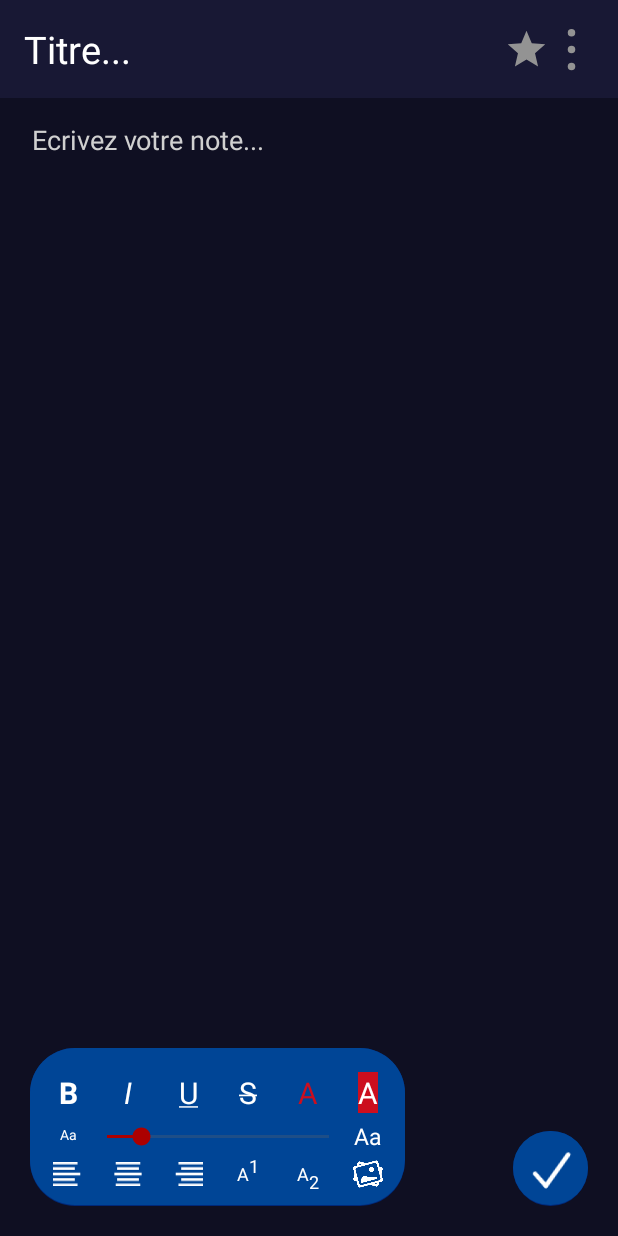
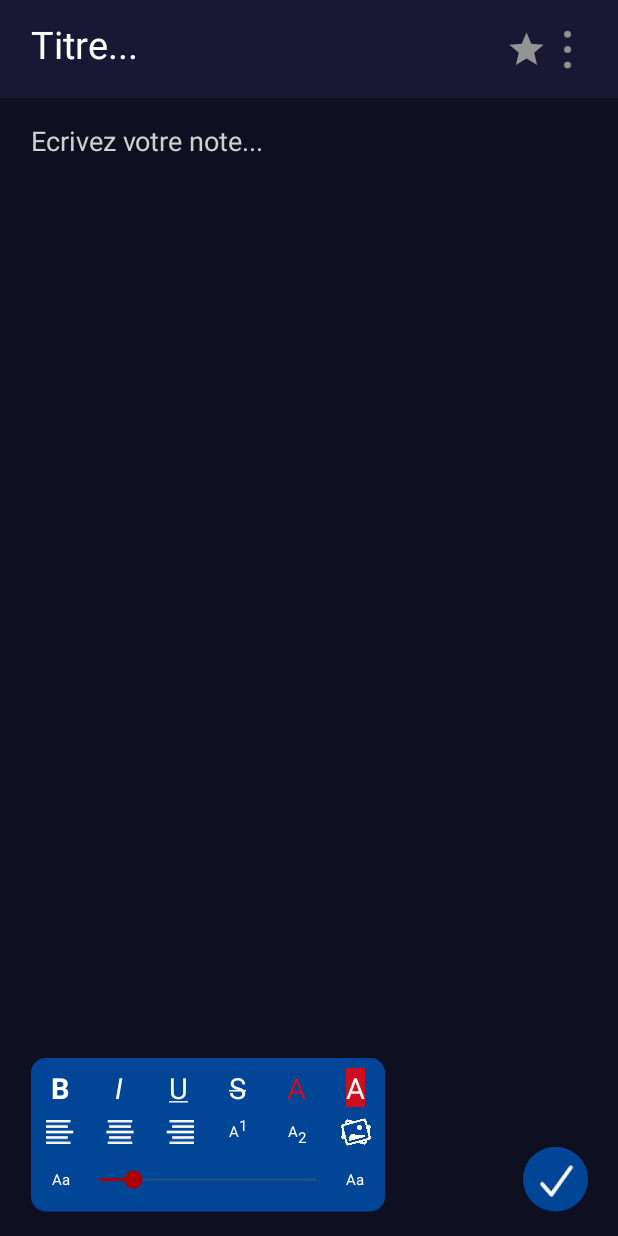
Before and after one commit to NewGlace/Notes-for-Dummies, an Android app: the screen it shows after launch (NoteActivity), after a tap on an icon or button, on a phone screen of 412 x 824 dp. Run offline under Robolectric (Android 15) with nearby library versions, the phone set to English and light mode, and no system bars; libraries missing offline, so code that uses them is left out: androidmads.library.qrgenearator, androidx.camera.core, androidx.camera.lifecycle, androidx.camera.view; plain views replace PreviewView; 4 statements that could not run were skipped.

Commit message:
feat: add auto size

```diff
--- a/app/src/main/java/fr/newglace/notedesnazes/Activity/NoteActivity.java
+++ b/app/src/main/java/fr/newglace/notedesnazes/Activity/NoteActivity.java
@@ -7,12 +7,10 @@ import android.content.Intent;
 import android.content.pm.PackageManager;
 import android.graphics.Bitmap;
 import android.graphics.Color;
-import android.graphics.Matrix;
 import android.graphics.Point;
-import android.graphics.PorterDuff;
+import android.graphics.Rect;
 import android.graphics.Typeface;
 import android.graphics.drawable.ColorDrawable;
-import android.graphics.drawable.Drawable;
 import android.net.Uri;
 import android.os.Build;
 import android.os.Bundle;
@@ -29,20 +27,22 @@ import android.text.style.ForegroundColorSpan;
 import android.text.style.StrikethroughSpan;
 import android.text.style.StyleSpan;
 import android.text.style.UnderlineSpan;
-import android.util.Log;
+import android.util.DisplayMetrics;
 import android.util.Size;
+import android.util.TypedValue;
 import android.view.Display;
 import android.view.View;
+import android.view.ViewGroup;
 import android.view.WindowManager;
 import android.widget.EditText;
 import android.widget.ImageView;
 import android.widget.SeekBar;
+import android.widget.Space;
 import android.widget.TextView;
 import android.widget.Toast;
 import androidx.annotation.NonNull;
 import androidx.annotation.RequiresApi;
 import androidx.appcompat.app.AppCompatActivity;
-import androidx.camera.core.Camera;
 import androidx.camera.core.CameraSelector;
 import androidx.camera.core.ImageAnalysis;
 import androidx.camera.core.Preview;
@@ -50,8 +50,6 @@ import androidx.camera.lifecycle.ProcessCameraProvider;
 import androidx.camera.view.PreviewView;
 import androidx.core.app.ActivityCompat;
 import androidx.core.content.ContextCompat;
-import androidx.lifecycle.LifecycleOwner;
-
 import com.google.common.util.concurrent.ListenableFuture;
 import com.google.zxing.BinaryBitmap;
 import com.google.zxing.ChecksumException;
@@ -63,12 +61,10 @@ import com.google.zxing.Result;
 import com.google.zxing.WriterException;
 import com.google.zxing.common.HybridBinarizer;
 import com.google.zxing.multi.qrcode.QRCodeMultiReader;
-
 import java.io.IOException;
 import java.util.Arrays;
 import java.util.Objects;
 import java.util.concurrent.ExecutionException;
-
 import androidmads.library.qrgenearator.QRGContents;
 import androidmads.library.qrgenearator.QRGEncoder;
 import fr.newglace.notedesnazes.Database.MyDatabaseHelper;
@@ -92,6 +88,11 @@ public class NoteActivity extends AppCompatActivity {
     private String qrCode;
     private ImageAnalysis imageAnalysis;
     private Activity activity;
+    private TextView button,bold,italic,color,backgroundColor,underline,strike,super1,sub2, textView2, iconButton, blockMarkDown, textView5, textView6;
+    private ImageView star,option,addImage,normal,center,opposite;
+    private Space space, space4, space5, space3;
+    private SeekBar seekBar;
+    private int descHeight, phoneHeight, descWidth;
 
     public InputFilter filter = (charSequence, i, i1, spanned, i2, i3) -> {
         String blockCharSet = "\n";
@@ -116,24 +117,34 @@ public class NoteActivity extends AppCompatActivity {
     protected void onCreate(Bundle savedInstanceState) {
         super.onCreate(savedInstanceState);
         setContentView(R.layout.activity_note);
-        TextView button = findViewById(R.id.add_notes);
-        TextView bold = findViewById(R.id.bold);
-        TextView italic = findViewById(R.id.italic);
-        TextView color = findViewById(R.id.color);
-        TextView backgroundColor = findViewById(R.id.bg_color);
-        TextView underline = findViewById(R.id.underline);
-        TextView strike = findViewById(R.id.strike);
-        TextView super1 = findViewById(R.id.super1);
-        TextView sub2 = findViewById(R.id.sub2);
-        ImageView star = findViewById(R.id.star);
-        ImageView option = findViewById(R.id.options);
-        ImageView addImage = findViewById(R.id.add_image);
-        ImageView normal = findViewById(R.id.normal);
-        ImageView center = findViewById(R.id.center);
-        ImageView opposite = findViewById(R.id.opposite);
-
+        button = findViewById(R.id.add_notes);
+        bold = findViewById(R.id.bold);
+        italic = findViewById(R.id.italic);
+        color = findViewById(R.id.color);
+        backgroundColor = findViewById(R.id.bg_color);
+        underline = findViewById(R.id.underline);
+        strike = findViewById(R.id.strike);
+        super1 = findViewById(R.id.super1);
+        sub2 = findViewById(R.id.sub2);
+        star = findViewById(R.id.star);
+        option = findViewById(R.id.options);
+        addImage = findViewById(R.id.add_image);
+        normal = findViewById(R.id.normal);
+        center = findViewById(R.id.center);
+        opposite = findViewById(R.id.opposite);
+        textView2 = findViewById(R.id.textView2);
+        space = findViewById(R.id.space);
+        space4 = findViewById(R.id.space4);
+        space5 = findViewById(R.id.space5);
+        space3 = findViewById(R.id.space3);
         previewView = findViewById(R.id.activity_main_previewView);
         cameraProviderFuture = ProcessCameraProvider.getInstance(this);
+        iconButton = findViewById(R.id.icon_button);
+        blockMarkDown = findViewById(R.id.para);
+        textView5 = findViewById(R.id.textView5);
+        textView6 = findViewById(R.id.textView6);
+        seekBar = findViewById(R.id.size);
+
         this.title = findViewById(R.id.note_title);
         this.desc = findViewById(R.id.note_desc);
         this.activity = this;
@@ -160,7 +171,6 @@ public class NoteActivity extends AppCompatActivity {
         spannableString.setSpan(new SubscriptSpan(), 1, 2, Spannable.SPAN_EXCLUSIVE_EXCLUSIVE);
         sub2.setText(spannableString);
 
-        SeekBar seekBar = findViewById(R.id.size);
         String password = "";
         final boolean[] favorite = {false};
         int folderPosition = 0;
@@ -171,6 +181,8 @@ public class NoteActivity extends AppCompatActivity {
 
         id = bundle.getInt("id");
         String folder = bundle.getString("folder");
+
+        reSize();
 
         if (id != -1) {
             this.title.setText(db.getNote(id).getNoteTitle());
@@ -346,6 +358,19 @@ public class NoteActivity extends AppCompatActivity {
 
             }
         });
+        desc.getViewTreeObserver().addOnGlobalLayoutListener(() -> {
+            Rect r = new Rect();
+            desc.getWindowVisibleDisplayFrame(r);
+            int visible = r.bottom - r.top;
+
+            if (phoneHeight == visible) {
+                reSize2(desc, descWidth, descHeight);
+                reSize2(previewView, descWidth, descHeight);
+            } else {
+                reSize2(desc, descWidth, descHeight-(phoneHeight-visible));
+                reSize2(previewView, descWidth, descHeight-(phoneHeight-visible));
+            }
+        });
     }
     @RequiresApi(api = Build.VERSION_CODES.O)
     private void editSpan2(String type, String... option) {
@@ -436,12 +461,17 @@ public class NoteActivity extends AppCompatActivity {
             if (startLine == -1) startLine = 0;
         }
         Spannable span = desc.getText();
-        if (type.equals("normal"))
+        switch (type) {
+            case "normal":
                 span.setSpan(new AlignmentSpan.Standard(Layout.Alignment.ALIGN_NORMAL), startLine, endLine, Spanned.SPAN_EXCLUSIVE_EXCLUSIVE);
-        else if (type.equals("center"))
+                break;
+            case "center":
                 span.setSpan(new AlignmentSpan.Standard(Layout.Alignment.ALIGN_CENTER), startLine, endLine, Spanned.SPAN_EXCLUSIVE_EXCLUSIVE);
-        else if (type.equals("opposite"))
+                break;
+            case "opposite":
                 span.setSpan(new AlignmentSpan.Standard(Layout.Alignment.ALIGN_OPPOSITE), startLine, endLine, Spanned.SPAN_EXCLUSIVE_EXCLUSIVE);
+                break;
+        }
 
         desc.setText(span);
         desc.setSelection(startSelect, endSelect);
@@ -580,11 +610,7 @@ public class NoteActivity extends AppCompatActivity {
         if (ActivityCompat.checkSelfPermission(this, Manifest.permission.CAMERA) == PackageManager.PERMISSION_GRANTED) {
             startCamera();
         } else {
-            if (ActivityCompat.shouldShowRequestPermissionRationale(this, Manifest.permission.CAMERA)) {
             ActivityCompat.requestPermissions(this, new String[]{Manifest.permission.CAMERA}, PERMISSION_REQUEST_CAMERA);
-            } else {
-                ActivityCompat.requestPermissions(this, new String[]{Manifest.permission.CAMERA}, PERMISSION_REQUEST_CAMERA);
-            }
         }
     }
 
@@ -613,24 +639,27 @@ public class NoteActivity extends AppCompatActivity {
         }, ContextCompat.getMainExecutor(context));
     }
 
+    Preview preview = null;
+    CameraSelector cameraSelector;
     @RequiresApi(api = Build.VERSION_CODES.LOLLIPOP)
     private void bindCameraPreview(@NonNull ProcessCameraProvider cameraProvider) {
         previewView.setImplementationMode(PreviewView.ImplementationMode.PERFORMANCE);
-        Preview preview = new Preview.Builder()
+
+        if (preview == null) {
+            preview = new Preview.Builder()
                     .build();
 
-        CameraSelector cameraSelector = new CameraSelector.Builder()
+            cameraSelector = new CameraSelector.Builder()
                     .requireLensFacing(CameraSelector.LENS_FACING_BACK)
                     .build();
 
             preview.setSurfaceProvider(previewView.getSurfaceProvider());
 
-        imageAnalysis =
-                new ImageAnalysis.Builder()
+            imageAnalysis = new ImageAnalysis.Builder()
                     .setTargetResolution(new Size(1280, 720))
                     .setBackpressureStrategy(ImageAnalysis.STRATEGY_KEEP_ONLY_LATEST)
                     .build();
-
+        }
 
         imageAnalysis.setAnalyzer(ContextCompat.getMainExecutor(context), new QRCodeImageAnalyzer(new QRCodeFoundListener() {
             @Override
@@ -652,8 +681,8 @@ public class NoteActivity extends AppCompatActivity {
 
             }
         }));
+        cameraProvider.bindToLifecycle(this, cameraSelector, imageAnalysis, preview);
 
-        cameraProvider.bindToLifecycle(this, cameraSelector, imageAnalysis, preview);
     }
     void imageChooser() {
         Intent i = new Intent();
@@ -751,4 +780,71 @@ public class NoteActivity extends AppCompatActivity {
 
         desc.setText(span);
     }
+
+    private void reSize() {
+        final DisplayMetrics metrics = new DisplayMetrics();
+        activity.getWindowManager().getDefaultDisplay().getMetrics(metrics);
+
+        int phoneWidth = metrics.widthPixels;
+        phoneHeight = metrics.heightPixels;
+
+        int textView2Height = (int) (phoneHeight/12d);
+        int titleSize = (int) (textView2Height/2.5d);
+        int titleWidth = phoneWidth - (titleSize * 2) - (int) (phoneWidth/10d);
+
+        textView2.setHeight(textView2Height);
+
+        reSize2(star, titleSize, titleSize);
+        reSize2(option, titleSize, titleSize);
+        reSize2(title, titleWidth, titleSize, true);
+        reSize2(space, phoneWidth - (int) (phoneWidth*0.1), 0);
+        reSize2(space5, (int) (phoneHeight*0.02), (int) (phoneHeight*0.02));
+        reSize2(space3, (int) (phoneHeight*0.02), (int) (phoneHeight*0.02));
+        reSize2(space4, 0, (int) (phoneHeight*0.02));
+
+        int buttonWidth = (int) ((phoneWidth/19d) * 2d);
+        int buttonHeight = (int) (phoneHeight/16d);
+        int iconButtonSize = Math.min(buttonWidth, buttonHeight) - (int) (Math.min(buttonWidth, buttonHeight) * 0.40d);
+
+        reSize2(button, Math.min(buttonWidth, buttonHeight), Math.min(buttonWidth, buttonHeight));
+        reSize2(iconButton, iconButtonSize, iconButtonSize);
+
+        int blockWidth = (int) ((phoneWidth/19d) * 11d);
+        int blockHeight = (int) (phoneHeight/8d);
+
+        descHeight = phoneHeight - titleSize - (int) ((phoneHeight*0.02) * 5) - blockHeight;
+        descWidth = phoneWidth - (int) (phoneWidth*0.1);
+
+        reSize2(desc, descWidth, descHeight);
+        reSize2(previewView, descWidth, descHeight);
+
+        int bigButton = Math.min((int) (blockWidth/6d), (int) (blockHeight/2.5d));
+        int mediumButton = bigButton - (int) (bigButton * 0.50);
+        blockWidth = bigButton*6;
+
+        reSize2(new View[]{bold, italic ,color ,backgroundColor ,underline ,strike}, bigButton, bigButton, true, true);
+        reSize2(new View[]{super1 ,sub2 ,addImage ,normal ,center ,opposite, textView5, textView6}, mediumButton, mediumButton, true, true);
+        reSize2(blockMarkDown, blockWidth, blockHeight);
+
+        reSize2(seekBar, blockWidth - (mediumButton*3), mediumButton);
+
     }
+    private void reSize2(View view, int width, int height, boolean... options) {
+        ViewGroup.LayoutParams params = view.getLayoutParams();
+        params.width = width;
+        params.height = height;
+        view.setLayoutParams(params);
+
+        if (view instanceof TextView && options.length > 0 && options[0]) {
+            if (options.length > 1) {
+                ((TextView) view).setTextSize(TypedValue.COMPLEX_UNIT_PX, (int) (height/2d));
+            }
+
+        }
+    }
+    private void reSize2(View[] view, int width, int height, boolean... options) {
+        for(View v : view) {
+            reSize2(v, width, height, options);
+        }
+    }
+}
--- /dev/null
+++ b/app/src/main/res/drawable/button2.xml
@@ -0,0 +1,19 @@
+<?xml version="1.0" encoding="utf-8"?>
+<layer-list xmlns:android="http://schemas.android.com/apk/res/android">
+    <item>
+        <shape
+            android:shape="rectangle" >
+            <size android:height="30dp" android:width="30dp"/>
+            <solid android:color="#002879" />
+            <padding android:bottom="1dp"/>
+            <corners android:radius="10dp" />
+        </shape>
+    </item>
+    <item>
+        <shape
+            android:shape="rectangle" >
+            <solid android:color="#004596" />
+            <corners android:radius="10dp" />
+        </shape>
+    </item>
+</layer-list>
--- a/app/src/main/res/layout/activity_note.xml
+++ b/app/src/main/res/layout/activity_note.xml
@@ -19,25 +19,26 @@
     <Space
         android:id="@+id/space"
         android:layout_width="380dp"
-        android:layout_height="15dp"
+        android:layout_height="0dp"
         app:layout_constraintEnd_toEndOf="parent"
         app:layout_constraintStart_toStartOf="parent"
-        app:layout_constraintTop_toTopOf="parent" />
+        app:layout_constraintTop_toTopOf="parent"/>
 
     <EditText
         android:id="@+id/note_title"
-        android:layout_width="wrap_content"
-        android:layout_height="wrap_content"
+        android:layout_width="300dp"
+        android:layout_height="30dp"
+        android:background="@color/transparent"
         android:hint="Titre..."
+        android:maxLength="18"
         android:maxLines="1"
-        android:maxLength="18"
+        android:textColor="#ffffff"
+        android:textColorHighlight="#C33CBBFF"
         android:textColorHint="#fff"
-        android:textColor="#ffffff"
         android:textSize="25sp"
+        app:layout_constraintBottom_toBottomOf="@+id/textView2"
         app:layout_constraintStart_toStartOf="@id/space"
-        app:layout_constraintTop_toBottomOf="@id/space"
-        android:background="@color/transparent"
-        android:textColorHighlight="#C33CBBFF" />
+        app:layout_constraintTop_toBottomOf="@id/space" />
 
     <ImageView
         android:id="@+id/star"
@@ -46,7 +47,7 @@
         android:src="@drawable/favorite"
         app:layout_constraintBottom_toBottomOf="@id/note_title"
         app:layout_constraintEnd_toStartOf="@id/options"
-        app:layout_constraintTop_toBottomOf="@id/space" />
+        app:layout_constraintTop_toTopOf="@+id/note_title" />
 
     <ImageView
         android:id="@+id/options"
@@ -55,11 +56,11 @@
         android:background="@drawable/options"
         app:layout_constraintBottom_toBottomOf="@id/note_title"
         app:layout_constraintEnd_toEndOf="@id/space"
-        app:layout_constraintTop_toBottomOf="@id/space" />
+        app:layout_constraintTop_toTopOf="@+id/note_title" />
 
     <Space
         android:id="@+id/space4"
-        android:layout_width="370dp"
+        android:layout_width="1dp"
         android:layout_height="15dp"
         app:layout_constraintEnd_toEndOf="parent"
         app:layout_constraintStart_toStartOf="parent"
@@ -91,16 +92,16 @@
 
     <TextView
         android:id="@+id/para"
-        android:layout_width="250dp"
+        android:layout_width="240dp"
         android:layout_height="105dp"
-        android:background="@drawable/button"
+        android:background="@drawable/button2"
         app:layout_constraintBottom_toTopOf="@id/space3"
-        app:layout_constraintStart_toEndOf="@id/space5" />
+        app:layout_constraintStart_toStartOf="@id/note_desc" />
 
     <Space
         android:id="@+id/space10"
-        android:layout_width="5dp"
-        android:layout_height="10dp"
+        android:layout_width="0dp"
+        android:layout_height="0dp"
         app:layout_constraintStart_toStartOf="@id/para"
         app:layout_constraintTop_toTopOf="@id/para" />
     <TextView
@@ -109,7 +110,7 @@
         android:layout_height="50dp"
         android:background="@drawable/button"
         app:layout_constraintBottom_toTopOf="@id/space3"
-        app:layout_constraintEnd_toStartOf="@id/space3" />
+        app:layout_constraintEnd_toEndOf="@id/note_desc" />
 
     <TextView
         android:id="@+id/bold"
@@ -176,50 +177,20 @@
         app:layout_constraintTop_toBottomOf="@id/space10"
         android:gravity="center"/>
 
-    <TextView
-        android:id="@+id/textView5"
-        android:layout_width="20dp"
-        android:layout_height="20dp"
-        android:gravity="center"
-        android:text="Aa"
-        android:textColor="#fff"
-        android:textSize="9sp"
-        app:layout_constraintBottom_toBottomOf="@id/size"
-        app:layout_constraintEnd_toStartOf="@id/size" />
-    <TextView
-        android:layout_width="20dp"
-        android:layout_height="20dp"
-        android:gravity="center"
-        android:text="Aa"
-        android:textColor="#fff"
-        android:textSize="15sp"
-        app:layout_constraintBottom_toBottomOf="@id/size"
-        app:layout_constraintStart_toEndOf="@id/size" />
-
-    <SeekBar
-        android:id="@+id/size"
-        style="@style/SeekBarRedPickerColor"
-        android:layout_width="180dp"
-        android:layout_height="wrap_content"
-        android:max="45"
-        android:progress="7"
-        app:layout_constraintEnd_toEndOf="@id/bg_color"
-        app:layout_constraintStart_toStartOf="@id/bold"
-        app:layout_constraintTop_toBottomOf="@id/bold" />
-
     <Space
         android:id="@+id/space5"
-        android:layout_width="20dp"
+        android:layout_width="0dp"
         android:layout_height="20dp"
         app:layout_constraintBottom_toBottomOf="parent"
         app:layout_constraintStart_toStartOf="parent" />
     <Space
         android:id="@+id/space3"
-        android:layout_width="20dp"
+        android:layout_width="0dp"
         android:layout_height="20dp"
         app:layout_constraintBottom_toBottomOf="parent"
         app:layout_constraintEnd_toEndOf="parent" />
     <TextView
+        android:id="@+id/icon_button"
         android:layout_width="30dp"
         android:layout_height="30dp"
         android:background="@drawable/check"
@@ -228,66 +199,95 @@
         app:layout_constraintTop_toTopOf="@id/add_notes"
         app:layout_constraintStart_toStartOf="@id/add_notes"
         android:rotation="15"/>
-    <Space
-        android:id="@+id/space9"
-        android:layout_width="0dp"
-        android:layout_height="6dp"
-        app:layout_constraintEnd_toEndOf="@id/bold"
-        app:layout_constraintStart_toStartOf="@id/bold"
-        app:layout_constraintTop_toBottomOf="@id/textView5" />
 
     <ImageView
         android:id="@+id/normal"
-        android:layout_width="20dp"
-        android:layout_height="20dp"
+        android:layout_width="25dp"
+        android:layout_height="25dp"
         android:src="@drawable/alignment_normal"
         app:layout_constraintEnd_toEndOf="@id/bold"
         app:layout_constraintStart_toStartOf="@id/bold"
-        app:layout_constraintTop_toBottomOf="@id/space9" />
+        app:layout_constraintTop_toBottomOf="@id/bold" />
     <ImageView
         android:id="@+id/center"
-        android:layout_width="20dp"
-        android:layout_height="20dp"
+        android:layout_width="25dp"
+        android:layout_height="25dp"
         android:src="@drawable/alignment_center"
         app:layout_constraintEnd_toEndOf="@id/italic"
         app:layout_constraintStart_toStartOf="@id/italic"
-        app:layout_constraintTop_toBottomOf="@id/space9" />
+        app:layout_constraintTop_toBottomOf="@id/bold" />
     <ImageView
         android:id="@+id/opposite"
-        android:layout_width="20dp"
-        android:layout_height="20dp"
+        android:layout_width="25dp"
+        android:layout_height="25dp"
         android:src="@drawable/alignment_opposite"
         app:layout_constraintEnd_toEndOf="@id/underline"
         app:layout_constraintStart_toStartOf="@id/underline"
-        app:layout_constraintTop_toBottomOf="@id/space9" />
+        app:layout_constraintTop_toBottomOf="@id/bold" />
     <TextView
         android:id="@+id/super1"
-        android:layout_width="20dp"
-        android:layout_height="20dp"
+        android:layout_width="25dp"
+        android:layout_height="25dp"
         android:gravity="center"
         android:text="A1"
         android:textSize="12sp"
         android:textColor="#ffffff"
         app:layout_constraintEnd_toEndOf="@id/strike"
         app:layout_constraintStart_toStartOf="@id/strike"
-        app:layout_constraintTop_toBottomOf="@id/space9" />
+        app:layout_constraintTop_toBottomOf="@id/bold" />
     <TextView
         android:id="@+id/sub2"
-        android:layout_width="20dp"
-        android:layout_height="20dp"
+        android:layout_width="25dp"
+        android:layout_height="25dp"
         android:gravity="center"
         android:text="A2"
         android:textSize="12sp"
         android:textColor="#ffffff"
         app:layout_constraintEnd_toEndOf="@id/color"
         app:layout_constraintStart_toStartOf="@id/color"
-        app:layout_constraintTop_toBottomOf="@id/space9"/>
+        app:layout_constraintTop_toBottomOf="@id/bold"/>
     <ImageView
         android:id="@+id/add_image"
-        android:layout_width="20dp"
-        android:layout_height="20dp"
+        android:layout_width="25dp"
+        android:layout_height="25dp"
         android:src="@drawable/image_icon"
         app:layout_constraintEnd_toEndOf="@id/bg_color"
         app:layout_constraintStart_toStartOf="@id/bg_color"
-        app:layout_constraintTop_toBottomOf="@id/space9" />
+        app:layout_constraintTop_toBottomOf="@id/bold" />
+
+    <TextView
+        android:id="@+id/textView5"
+        android:layout_width="25dp"
+        android:layout_height="25dp"
+        android:gravity="center"
+        android:text="Aa"
+        android:textColor="#fff"
+        android:textSize="9sp"
+        app:layout_constraintBottom_toBottomOf="@id/size"
+        app:layout_constraintEnd_toStartOf="@id/size"
+        app:layout_constraintTop_toTopOf="@+id/size" />
+
+    <TextView
+        android:id="@+id/textView6"
+        android:layout_width="25dp"
+        android:layout_height="25dp"
+        android:gravity="center"
+        android:text="Aa"
+        android:textColor="#fff"
+        android:textSize="15sp"
+        app:layout_constraintBottom_toBottomOf="@id/size"
+        app:layout_constraintStart_toEndOf="@id/size"
+        app:layout_constraintTop_toTopOf="@+id/size" />
+
+    <SeekBar
+        android:id="@+id/size"
+        style="@style/SeekBarRedPickerColor"
+        android:layout_width="180dp"
+        android:layout_height="20dp"
+        android:max="45"
+        android:progress="7"
+        app:layout_constraintBottom_toBottomOf="@+id/para"
+        app:layout_constraintEnd_toEndOf="@+id/para"
+        app:layout_constraintStart_toStartOf="@+id/para"
+        app:layout_constraintTop_toBottomOf="@+id/opposite" />
 </androidx.constraintlayout.widget.ConstraintLayout>
```
Lines whose indentation alone changed are shown as unchanged.
